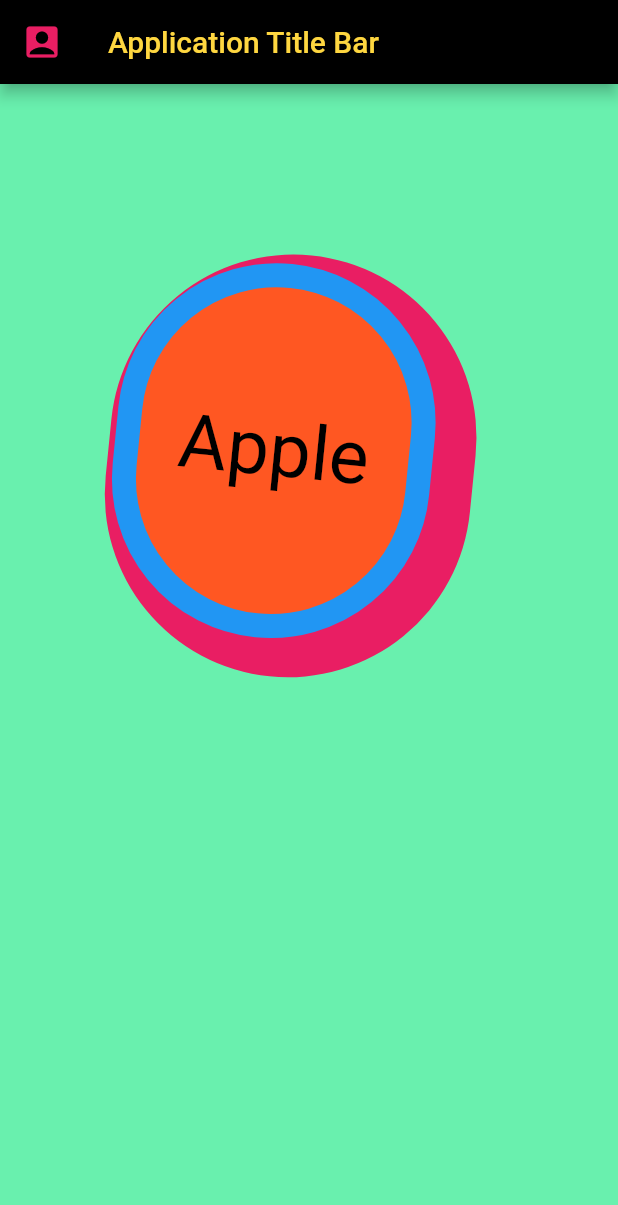
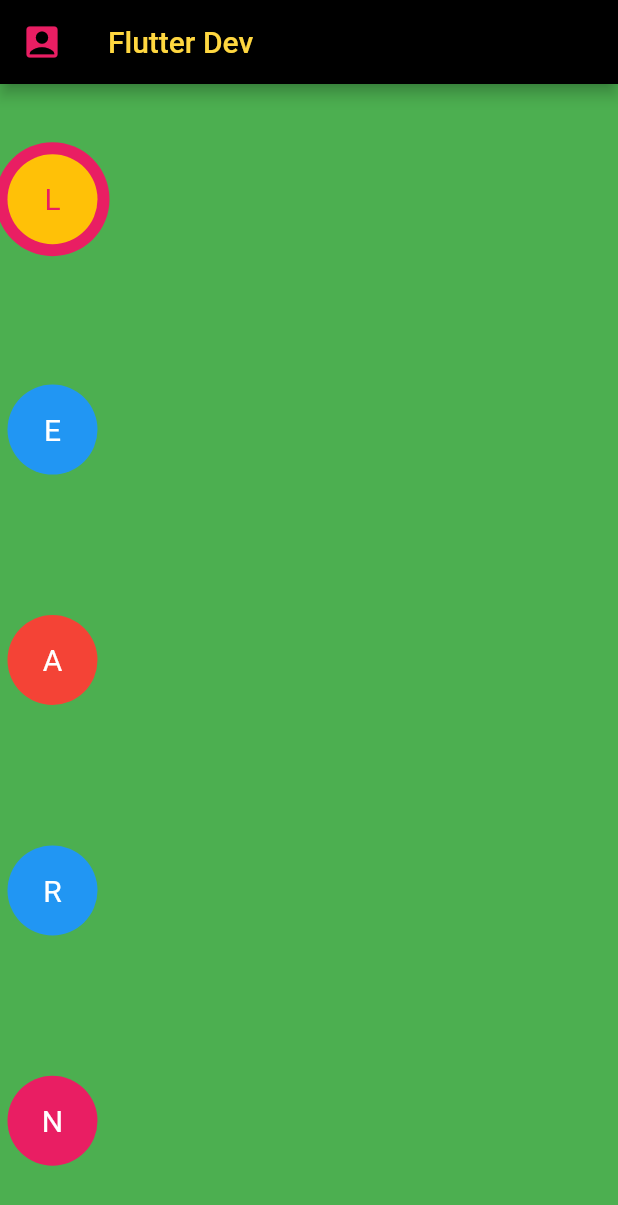
Before and after one commit to thebuggybug/learning_Flutter-Dart, a Flutter app: the screen it shows after launch, on a phone screen of 412 x 824 dp. Shown: the top 1205 px of the screen. Run offline on Flutter 3.47's test engine with Material 2 defaults, Android fonts, the phone set to English and light mode, and no system bars.

Commit message:
learned basics about body: Row and Columns

```diff
--- a/lib/main.dart
+++ b/lib/main.dart
@@ -16,10 +16,10 @@ class MyApp extends StatelessWidget {
 
         home: Scaffold(
 
-            backgroundColor: Colors.greenAccent,
+            backgroundColor: Colors.green,
 
           appBar: AppBar(
-            title: Text("Application Title Bar ",
+            title: Text("Flutter Dev ",
                 style: TextStyle(color: Colors.amberAccent)),
             leading: Icon(Icons.account_box, size: 28, color: Colors.pink,),
             backgroundColor: Colors.black,
@@ -27,31 +27,101 @@ class MyApp extends StatelessWidget {
           ),
 
 
-          body: Container(
-            height: 200,
-            width: 200,
+          body:  Column(
+            // mainAxisAlignment: MainAxisAlignment.center,
+            mainAxisAlignment: MainAxisAlignment.spaceAround,
+            // mainAxisAlignment: MainAxisAlignment.start,
+            // mainAxisAlignment: MainAxisAlignment.spaceEvenly,
+            // crossAxisAlignment: CrossAxisAlignment.baseline
 
-            decoration: BoxDecoration(
-              border: Border.all(width: 16, color: Colors.blue),
-              color: Colors.deepOrange,
-              boxShadow: [
-                BoxShadow(color: Colors.pink, spreadRadius: 16,
-                    offset: Offset(12.2, 9.0)),
+            mainAxisSize: MainAxisSize.max,
+            children: [
+
+              Container(
+                width: 60,
+                height: 60,
+                decoration: BoxDecoration(
+                  borderRadius: BorderRadius.circular(50),
+
+                  color: Colors.amber,// container border
+
+                  boxShadow: [
+                    BoxShadow(color: Colors.pink, spreadRadius: 8,
+                        // offset: Offset(12.2, 9.0)
+                    ),
+                  ],
+                ),
+                margin: EdgeInsets.all(5),
+                padding: EdgeInsets.all(5),
+                alignment: Alignment.center,
+                child: Text("L", style: TextStyle(color: Colors.pink, fontSize: 20), ) ,
+              ),
+
+              Container(
+                width: 60,
+                height: 60,
+                decoration: BoxDecoration(
+                  borderRadius: BorderRadius.circular(50),
+                  color: Colors.blue,// container border
+                ),
+                margin: EdgeInsets.all(5),
+                padding: EdgeInsets.all(5),
+                alignment: Alignment.center,
+                child: Text("E", style: TextStyle(color: Colors.white, fontSize: 20),),
+              ),
+
+              Container(
+                decoration: BoxDecoration(
+                  borderRadius: BorderRadius.circular(50),
+                  color: Colors.red,// container border
+                ),
+                width: 60,
+                height: 60,
+                // color: Colors.red,
+                margin: EdgeInsets.all(5),
+                padding: EdgeInsets.all(5),
+                alignment: Alignment.center,
+                child: Text("A", style: TextStyle(color: Colors.white, fontSize: 20),),
+              ),
+
+              Container(
+                decoration: BoxDecoration(
+                  borderRadius: BorderRadius.circular(50),
+                  color: Colors.blue,// container border
+                ),
+                width: 60,
+                height: 60,
+                // color: Colors.red,
+                margin: EdgeInsets.all(5),
+                padding: EdgeInsets.all(5),
+                alignment: Alignment.center,
+                child: Text("R", style: TextStyle(color: Colors.white, fontSize: 20),),
+              ),
+
+              Container(
+                decoration: BoxDecoration(
+                  borderRadius: BorderRadius.circular(50),
+                  color: Colors.pink,// container border
+                ),
+                width: 60,
+                height: 60,
+                // color: Colors.red,
+                margin: EdgeInsets.all(5),
+                padding: EdgeInsets.all(5),
+                alignment: Alignment.center,
+                child: Text("N", style: TextStyle(color: Colors.white, fontSize: 20),),
+              )
+
             ],
 
-              borderRadius: BorderRadius.circular(200), // container border
 
-            ),
-            transform: Matrix4.rotationZ(0.1),
-            constraints: BoxConstraints.expand(height: 250, width: 400),
 
-            alignment: Alignment.center,
-            margin: EdgeInsets.all(100),
-            // padding: EdgeInsetsDirectional.all(10),
-            // color: Colors.deepOrange,
 
-            child: Text("Apple", style: TextStyle(fontSize: 50, color: Colors.black)),
-          )
+          ),
+
+
+
+
         )
     );
   }
```
